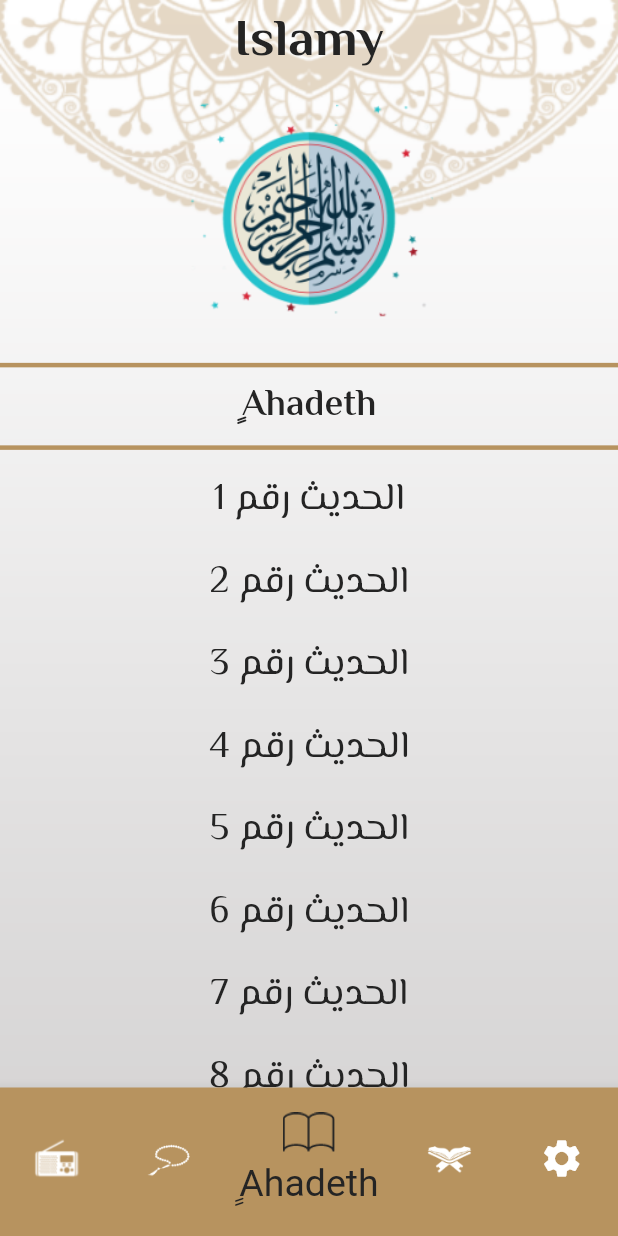
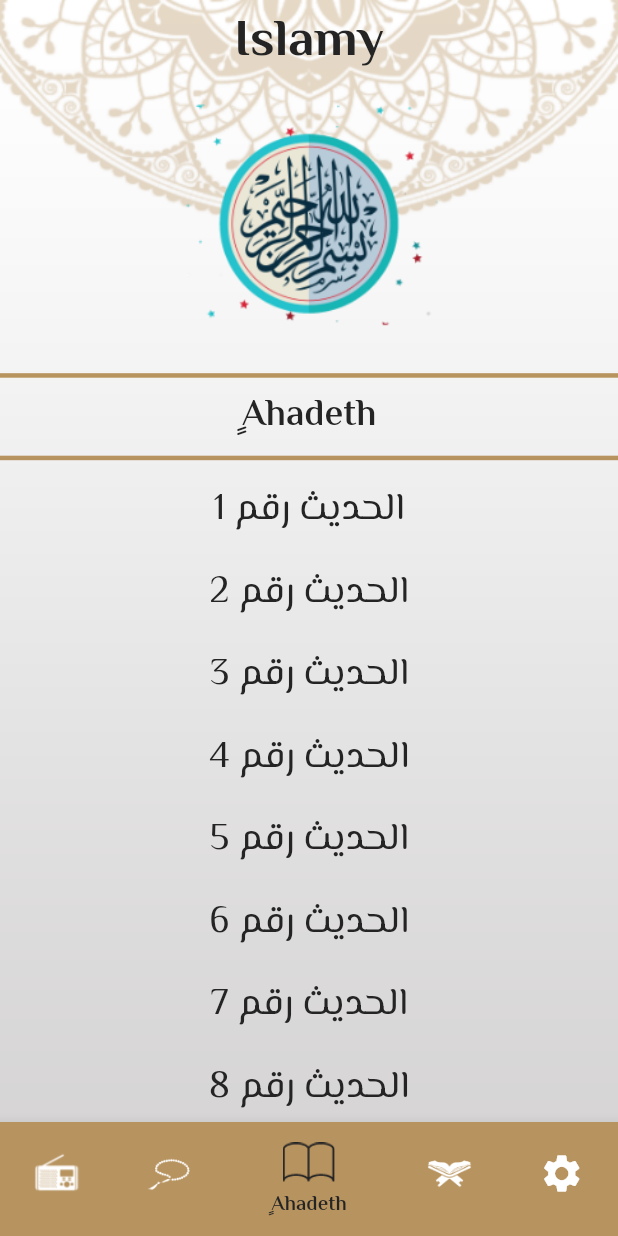
Before and after one commit to SalmaOsman23/islamy, a Flutter app: the screen it shows after launch, item 3 of the bottom bar chosen, on a phone screen of 412 x 824 dp. Run offline on Flutter 3.47's test engine with Material 2 defaults, Android fonts, the phone set to English and light mode, and no system bars; our stand-ins replace google_fonts; generated files the repository leaves out were written again.

Commit message:
Dark & Light Theme

```diff
--- a/lib/main.dart
+++ b/lib/main.dart
@@ -6,6 +6,7 @@ import 'package:islamy/ui/screens/home/details_screen/details_screen.dart';
 import 'package:islamy/ui/screens/home/home_screen.dart';
 import 'package:islamy/ui/screens/home/tabs/sebha_tab/sebha_tab.dart';
 import 'package:islamy/ui/screens/home/tabs/settings_tab/settigs_tab.dart';
+import 'package:islamy/ui/utilits/app_theme.dart';
 import 'package:provider/provider.dart';
 
 void main() {
@@ -36,13 +37,17 @@ class MyApp extends StatelessWidget {
       },
       initialRoute: HomeScreen.routeName,
       debugShowCheckedModeBanner: false,
-      theme: ThemeData(
+      themeMode: provider.currentTheme,
+      theme: AppTheme.lightTheme,
+      darkTheme: AppTheme.darkTheme
+      /*ThemeData(
           scaffoldBackgroundColor: Colors.transparent,
           appBarTheme: AppBarTheme(
             centerTitle: true,
             elevation: 0,
             backgroundColor: Colors.transparent,
-          )),
+          ))*/
+      ,
     );
   }
 }
--- a/lib/providers/settings_provider.dart
+++ b/lib/providers/settings_provider.dart
@@ -2,9 +2,17 @@ import 'package:flutter/material.dart';
 
 class SettingsProvider extends ChangeNotifier {
   String currentLocal = "en";
+  ThemeMode currentTheme = ThemeMode.light;
 
   void setCurrentLocale(String newLocale) {
     currentLocal = newLocale;
     notifyListeners();
   }
+
+  void setCurrentTheme(ThemeMode newThemeMode) {
+    currentTheme = newThemeMode;
+    notifyListeners();
+  }
+
+  bool isDarkMode() => currentTheme == ThemeMode.dark;
 }
--- a/lib/ui/screens/home/home_screen.dart
+++ b/lib/ui/screens/home/home_screen.dart
@@ -1,13 +1,13 @@
 import 'package:flutter/material.dart';
 import 'package:flutter_gen/gen_l10n/app_localizations.dart';
+import 'package:islamy/providers/settings_provider.dart';
 import 'package:islamy/ui/screens/home/tabs/ahadeth_tab/ahadeth_tab.dart';
 import 'package:islamy/ui/screens/home/tabs/quran_tab/quran_tab.dart';
 import 'package:islamy/ui/screens/home/tabs/radio_tab/radio_tab.dart';
 import 'package:islamy/ui/screens/home/tabs/sebha_tab/sebha_tab.dart';
 import 'package:islamy/ui/screens/home/tabs/settings_tab/settigs_tab.dart';
 import 'package:islamy/ui/utilits/app_assets.dart';
-import 'package:islamy/ui/utilits/app_colors.dart';
-import 'package:islamy/ui/utilits/app_theme.dart';
+import 'package:provider/provider.dart';
 
 class HomeScreen extends StatefulWidget {
   static const String routeName = "Home Screen";
@@ -28,18 +28,28 @@ class _HomeScreenState extends State<HomeScreen> {
 
   @override
   Widget build(BuildContext context) {
+    SettingsProvider provider = Provider.of(context);
+
     return Stack(
       children: [
-        Image.asset(
-          AppAssets.background,
-          fit: BoxFit.fill,
-          width: double.infinity,
-        ),
+        if (provider.isDarkMode())
+          Image.asset(
+            AppAssets.darkBackground,
+            fit: BoxFit.fill,
+            width: double.infinity,
+          )
+        else
+          Image.asset(
+            AppAssets.background,
+            fit: BoxFit.fill,
+            width: double.infinity,
+          ),
         Scaffold(
-          backgroundColor: Colors.transparent,
+          //backgroundColor: Colors.transparent,
           appBar: AppBar(
-            title: Text(AppLocalizations.of(context)!.islamy,
-                style: AppTheme.appBarTitleTextStyle),
+            title: Text(
+              AppLocalizations.of(context)!.islamy,
+            ),
           ),
           bottomNavigationBar: buildBottomNavigationBar(),
           body: tabs[currentTabIndex],
@@ -49,16 +59,14 @@ class _HomeScreenState extends State<HomeScreen> {
   }
 
   Widget buildBottomNavigationBar() => Theme(
-        data: ThemeData(canvasColor: AppColors.primary),
+    data: Theme.of(context)
+            .copyWith(canvasColor: Theme.of(context).primaryColor),
         child: BottomNavigationBar(
             currentIndex: currentTabIndex,
             onTap: (index) {
               currentTabIndex = index;
               setState(() {});
             },
-            backgroundColor: AppColors.primary,
-            selectedItemColor: AppColors.accent,
-            selectedFontSize: 25,
             items: [
               BottomNavigationBarItem(
                   icon: ImageIcon(
--- a/lib/ui/screens/home/tabs/ahadeth_tab/ahadeth_tab.dart
+++ b/lib/ui/screens/home/tabs/ahadeth_tab/ahadeth_tab.dart
@@ -3,8 +3,6 @@ import 'package:flutter_gen/gen_l10n/app_localizations.dart';
 
 import '../../../../../data_model/details_screen_args.dart';
 import '../../../../utilits/app_assets.dart';
-import '../../../../utilits/app_colors.dart';
-import '../../../../utilits/app_theme.dart';
 import '../../details_screen/details_screen.dart';
 
 class AhadethTab extends StatelessWidget {
@@ -18,19 +16,13 @@ class AhadethTab extends StatelessWidget {
       crossAxisAlignment: CrossAxisAlignment.stretch,
       children: [
         Expanded(flex: 3, child: Image.asset(AppAssets.hadethImageLogo)),
-        const Divider(
-          thickness: 3,
-          color: AppColors.primary,
-        ),
+        const Divider(),
         Text(
           AppLocalizations.of(context)!.ahadeth,
           textAlign: TextAlign.center,
-          style: AppTheme.quranTabTitleTextStyle,
+          style: Theme.of(context).textTheme.displayMedium,
         ),
-        const Divider(
-          thickness: 3,
-          color: AppColors.primary,
-        ),
+        const Divider(),
         Expanded(
           flex: 7,
           child: ListView.builder(
@@ -46,7 +38,9 @@ class AhadethTab extends StatelessWidget {
                   },
                   child: Text(
                     ahadethNames[index],
-                    style: AppTheme.quranTabTitleTextStyle
+                    style: Theme.of(context)
+                        .textTheme
+                        .displayMedium!
                         .copyWith(fontWeight: FontWeight.normal),
                     textAlign: TextAlign.center,
                   ),
--- a/lib/ui/screens/home/tabs/quran_tab/quran_tab.dart
+++ b/lib/ui/screens/home/tabs/quran_tab/quran_tab.dart
@@ -3,9 +3,7 @@ import 'package:flutter_gen/gen_l10n/app_localizations.dart';
 import 'package:islamy/data_model/details_screen_args.dart';
 import 'package:islamy/ui/screens/home/details_screen/details_screen.dart';
 import 'package:islamy/ui/utilits/app_assets.dart';
-import 'package:islamy/ui/utilits/app_colors.dart';
 
-import '../../../../utilits/app_theme.dart';
 import '../../../../utilits/constants.dart';
 
 class QuranTab extends StatelessWidget {
@@ -15,19 +13,13 @@ class QuranTab extends StatelessWidget {
       crossAxisAlignment: CrossAxisAlignment.stretch,
       children: [
         Expanded(flex: 3, child: Image.asset(AppAssets.quranImageLogo)),
-        Divider(
-          thickness: 3,
-          color: AppColors.primary,
-        ),
+        Divider(),
         Text(
           AppLocalizations.of(context)!.surahName,
           textAlign: TextAlign.center,
-          style: AppTheme.quranTabTitleTextStyle,
+          style: Theme.of(context).textTheme.displayMedium,
         ),
-        Divider(
-          thickness: 3,
-          color: AppColors.primary,
-        ),
+        Divider(),
         Expanded(
           flex: 7,
           child: ListView.builder(
@@ -43,8 +35,7 @@ class QuranTab extends StatelessWidget {
                   },
                   child: Text(
                     Constants.surahName[index],
-                    style: AppTheme.quranTabTitleTextStyle
-                        .copyWith(fontWeight: FontWeight.normal),
+                    style: Theme.of(context).textTheme.displayMedium!,
                     textAlign: TextAlign.center,
                   ),
                 );
--- a/lib/ui/screens/home/tabs/radio_tab/radio_tab.dart
+++ b/lib/ui/screens/home/tabs/radio_tab/radio_tab.dart
@@ -1,7 +1,5 @@
 import 'package:flutter/material.dart';
 import 'package:islamy/ui/utilits/app_assets.dart';
-import 'package:islamy/ui/utilits/app_colors.dart';
-import 'package:islamy/ui/utilits/app_theme.dart';
 
 class RadioTab extends StatelessWidget {
   @override
@@ -15,7 +13,7 @@ class RadioTab extends StatelessWidget {
           children: [
             Text(
               "إذاعة القرآن الكريم",
-              style: AppTheme.quranTabTitleTextStyle,
+              style: Theme.of(context).textTheme.displayMedium,
             ),
             Container(
               margin: EdgeInsets.only(top: 30),
@@ -28,7 +26,7 @@ class RadioTab extends StatelessWidget {
                       Icons.skip_previous_rounded,
                       size: 45,
                     ),
-                    color: AppColors.primary,
+                    //color: AppColors.primary,
                   ),
                   IconButton(
                     onPressed: () {},
@@ -36,7 +34,7 @@ class RadioTab extends StatelessWidget {
                       Icons.play_arrow_rounded,
                       size: 45,
                     ),
-                    color: AppColors.primary,
+                    //color: AppColors.primary,
                   ),
                   IconButton(
                     onPressed: () {},
@@ -44,7 +42,7 @@ class RadioTab extends StatelessWidget {
                       Icons.skip_next_rounded,
                       size: 45,
                     ),
-                    color: AppColors.primary,
+                    //color: AppColors.primary,
                   ),
                 ],
               ),
--- a/lib/ui/screens/home/tabs/settings_tab/settigs_tab.dart
+++ b/lib/ui/screens/home/tabs/settings_tab/settigs_tab.dart
@@ -2,7 +2,6 @@ import 'package:flutter/material.dart';
 import 'package:flutter_gen/gen_l10n/app_localizations.dart';
 import 'package:islamy/providers/settings_provider.dart';
 import 'package:islamy/ui/utilits/app_colors.dart';
-import 'package:islamy/ui/utilits/app_theme.dart';
 import 'package:provider/provider.dart';
 
 class SettingsTab extends StatefulWidget {
@@ -24,7 +23,7 @@ class _SettingsTabState extends State<SettingsTab> {
       children: [
         Text(
           AppLocalizations.of(context)!.settings,
-          style: AppTheme.settingsTitleTextStyle,
+          style: Theme.of(context).textTheme.bodyMedium,
         ),
         buildSettingsRow("العربية", arSwitch, (newValue) {
           arSwitch = newValue;
@@ -36,8 +35,12 @@ class _SettingsTabState extends State<SettingsTab> {
         }),
         buildSettingsRow(AppLocalizations.of(context)!.darkMode, darkModeSwitch,
             (newValue) {
-          darkModeSwitch = newValue;
-          setState(() {});
+              darkModeSwitch = newValue;
+          if (darkModeSwitch) {
+            provider.setCurrentTheme(ThemeMode.dark);
+          } else {
+            provider.setCurrentTheme(ThemeMode.light);
+          }
         }),
       ],
     );
@@ -51,7 +54,7 @@ class _SettingsTabState extends State<SettingsTab> {
         children: [
           Text(
             title,
-            style: AppTheme.settingsOptionTextStyle,
+            style: Theme.of(context).textTheme.bodySmall,
           ),
           Spacer(),
           Switch(
--- a/lib/ui/utilits/app_assets.dart
+++ b/lib/ui/utilits/app_assets.dart
@@ -11,4 +11,5 @@ abstract class AppAssets {
   static const splash = "${baseImagePath}splash.png";
   static const bodySebha = "${baseImagePath}body_sebha_logo.png";
   static const background = "${baseImagePath}default_bg.png";
+  static const darkBackground = "${baseImagePath}dark_bg.png";
 }
--- a/lib/ui/utilits/app_colors.dart
+++ b/lib/ui/utilits/app_colors.dart
@@ -6,4 +6,6 @@ abstract class AppColors {
   static const Color white = Colors.white;
   static const Color transparent = Colors.transparent;
   static const Color containerBackground = Color(0xffF8F8F8);
+  static const Color primaryDark = Color(0xff141A2E);
+  static const Color accentDark = Color(0xffFACC1D);
 }
--- a/lib/ui/utilits/app_theme.dart
+++ b/lib/ui/utilits/app_theme.dart
@@ -27,4 +27,63 @@ abstract class AppTheme {
       fontWeight: FontWeight.normal,
       fontSize: 22,
       color: AppColors.accent);
+  static final ButtonStyle radioButtonStyle = ButtonStyle(
+      iconColor: MaterialStateProperty.all<Color?>(AppColors.primary));
+
+  static ThemeData lightTheme = ThemeData(
+      scaffoldBackgroundColor: Colors.transparent,
+      primaryColor: AppColors.primary,
+      dividerTheme:
+          const DividerThemeData(thickness: 3, color: AppColors.primary),
+      appBarTheme: AppBarTheme(
+          centerTitle: true,
+          elevation: 0,
+          backgroundColor: Colors.transparent,
+          titleTextStyle: appBarTitleTextStyle),
+      bottomNavigationBarTheme: BottomNavigationBarThemeData(
+          backgroundColor: AppColors.primary,
+          selectedItemColor: AppColors.accent,
+          selectedIconTheme: IconThemeData(size: 32),
+          unselectedIconTheme: IconThemeData(size: 27)),
+      textTheme: TextTheme(
+        bodySmall: settingsOptionTextStyle,
+        bodyMedium: settingsTitleTextStyle,
+        bodyLarge: appBarTitleTextStyle,
+        displayMedium: quranTabTitleTextStyle,
+      ),
+      iconButtonTheme: IconButtonThemeData(
+        style: ButtonStyle(
+          backgroundColor: MaterialStateProperty.all<Color?>(AppColors.primary),
+          iconColor: MaterialStateProperty.all<Color?>(AppColors.primary),
+        ),
+      ));
+
+  static ThemeData darkTheme = ThemeData(
+    scaffoldBackgroundColor: Colors.transparent,
+    primaryColor: AppColors.primaryDark,
+    dividerTheme:
+        const DividerThemeData(thickness: 3, color: AppColors.accentDark),
+    appBarTheme: AppBarTheme(
+        centerTitle: true,
+        elevation: 0,
+        backgroundColor: Colors.transparent,
+        titleTextStyle: appBarTitleTextStyle.copyWith(color: AppColors.white)),
+    bottomNavigationBarTheme: BottomNavigationBarThemeData(
+        backgroundColor: AppColors.primaryDark,
+        selectedItemColor: AppColors.accentDark,
+        selectedIconTheme: IconThemeData(size: 32),
+        unselectedIconTheme: IconThemeData(size: 27)),
+    textTheme: TextTheme(
+      bodySmall: settingsOptionTextStyle.copyWith(color: AppColors.white),
+      bodyMedium: settingsTitleTextStyle.copyWith(color: AppColors.white),
+      bodyLarge: appBarTitleTextStyle.copyWith(color: AppColors.white),
+      displayMedium: quranTabTitleTextStyle.copyWith(color: AppColors.white),
+    ),
+    /*iconButtonTheme: IconButtonThemeData(
+        style: ButtonStyle(
+          foregroundColor: MaterialStateProperty.all<Color?>(AppColors.primary),
+          iconColor: MaterialStateProperty.all<Color?>(AppColors.primary),
+        ),
+      )*/
+  );
 }
--- a/pubspec.yaml
+++ b/pubspec.yaml
@@ -34,6 +34,7 @@ dependencies:
     sdk: flutter
   intl: any
   provider: ^6.0.5
+  shared_preferences: ^2.2.1
 
 
   # The following adds the Cupertino Icons font to your application.
```
Also changed, not shown: pubspec.lock.
